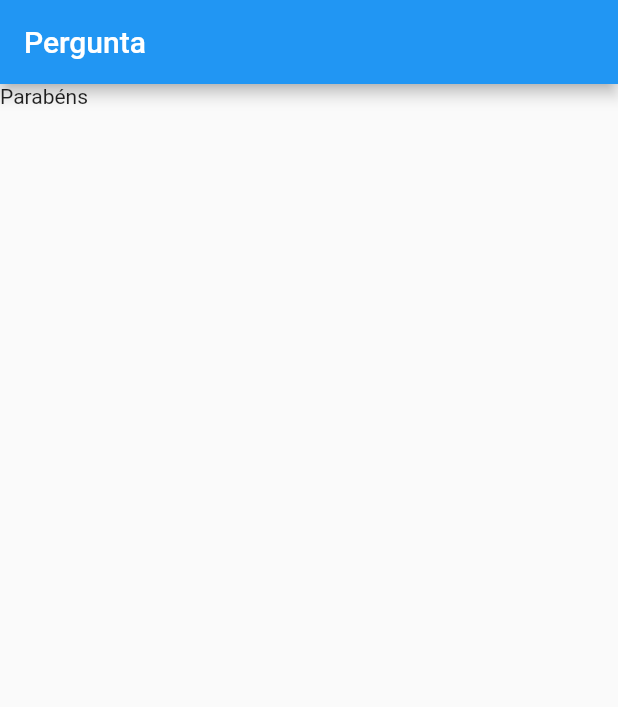
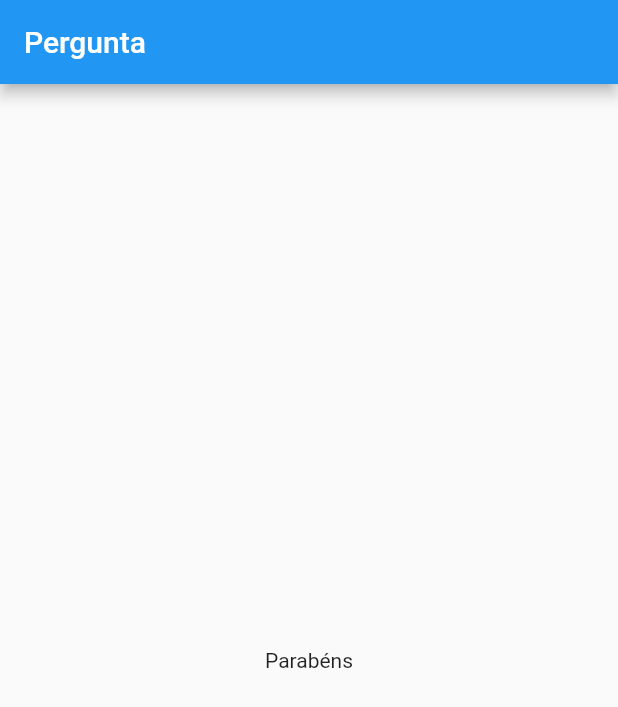
Before and after one commit to paulovictorbuenoflores/app_perguntas, a Flutter app: the screen it shows after launch, after a tap on "Red", after a tap on "Cachorro", after a tap on "FreeRide", on a phone screen of 412 x 824 dp. Shown: the top 707 px of the screen. Run offline on Flutter 3.47's test engine with Material 2 defaults, Android fonts, the phone set to English and light mode, and no system bars.

Commit message:
arvore de componente

```diff
--- a/lib/main.dart
+++ b/lib/main.dart
@@ -71,7 +71,9 @@ class _PerguntaAppState extends State<PerguntaApp> {
                   ...respostas.map((t) => Resposta(t, _responder)).toList(),
                 ],
               )
-            : Text("Parabéns"),
+            : Center(
+                child: Text('Parabéns'),
+              ),
       ),
     );
   }
```
Also changed, not shown: arvoreComponente.png (added), arvoreComponenteNova.png (added), 1 other file.
